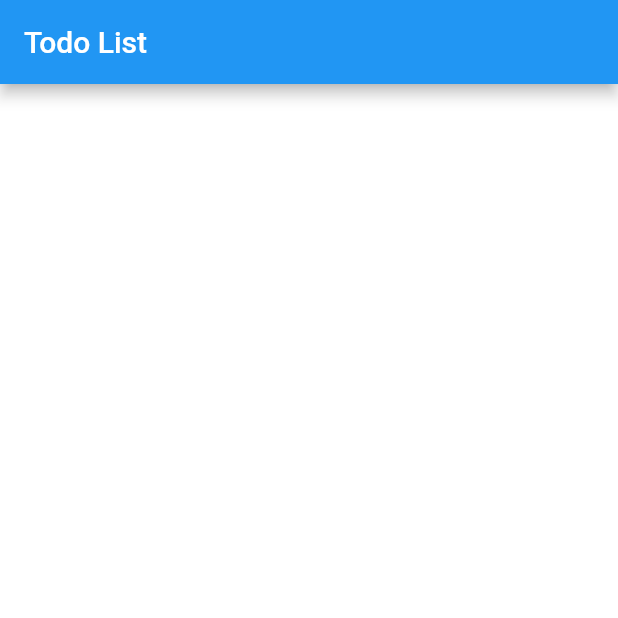
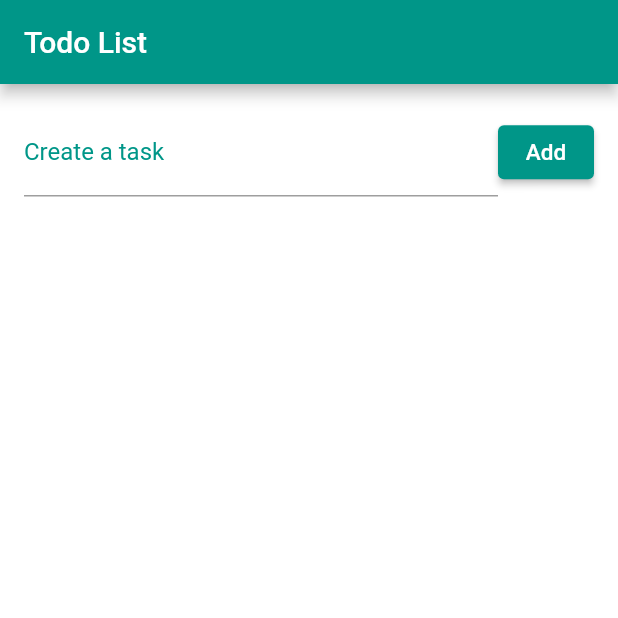
Before and after one commit to 90lucasgabriel/flutter-04-todo-list, a Flutter app: the screen it shows after launch, on a phone screen of 412 x 824 dp, the top half of it. Run offline on Flutter 3.47's test engine with Material 2 defaults, Android fonts, the phone set to English and light mode, and no system bars.

Commit message:
02 - New: TextField and button;

```diff
--- a/lib/main.dart
+++ b/lib/main.dart
@@ -25,8 +25,41 @@ class _HomeState extends State<Home> {
     return Scaffold(
       appBar: AppBar(
         title: Text('Todo List'),
+        backgroundColor: Colors.teal,
       ),
-      body: Container(),
+      body: Column(
+        children: <Widget>[
+          Container(
+            padding: EdgeInsets.all(16),
+            child: Row(
+              children: <Widget>[
+                Expanded(
+                  flex: 2,
+                  child: TextField(
+                    decoration: InputDecoration(
+                      labelText: 'Create a task',
+                      labelStyle: TextStyle(color: Colors.teal),
+                    ),
+                  ),
+                ),
+                ElevatedButton(
+                  onPressed: () {},
+                  child: Text(
+                    'Add',
+                    style: TextStyle(fontSize: 15),
+                  ),
+                  style: ButtonStyle(
+                    foregroundColor:
+                        MaterialStateProperty.all<Color>(Colors.white),
+                    backgroundColor:
+                        MaterialStateProperty.all<Color>(Colors.teal),
+                  ),
+                ),
+              ],
+            ),
+          )
+        ],
+      ),
       backgroundColor: Colors.white,
     );
   }
```
